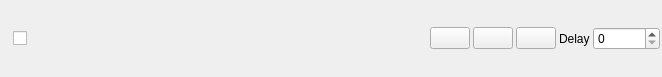
mimirobo/AtisLauncher, file widgets/Forms/itemform.ui: the form before one commit.
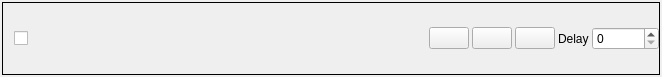
The form after the commit. Icons and pictures are not drawn. Custom widgets are drawn as their Qt base class.

Commit message: Fixed some of the UI Layout margins

Patch:
```diff
--- a/widgets/Forms/itemform.ui
+++ b/widgets/Forms/itemform.ui
@@ -38,7 +38,7 @@
       <enum>QFrame::Plain</enum>
      </property>
      <property name="lineWidth">
-      <number>0</number>
+      <number>1</number>
      </property>
      <layout class="QHBoxLayout" name="horizontalLayout_5" stretch="1,1">
       <property name="spacing">
```
Left out of the diff: 2 changed lines with no effect on the pictures. The commit also changes 3 other files.
